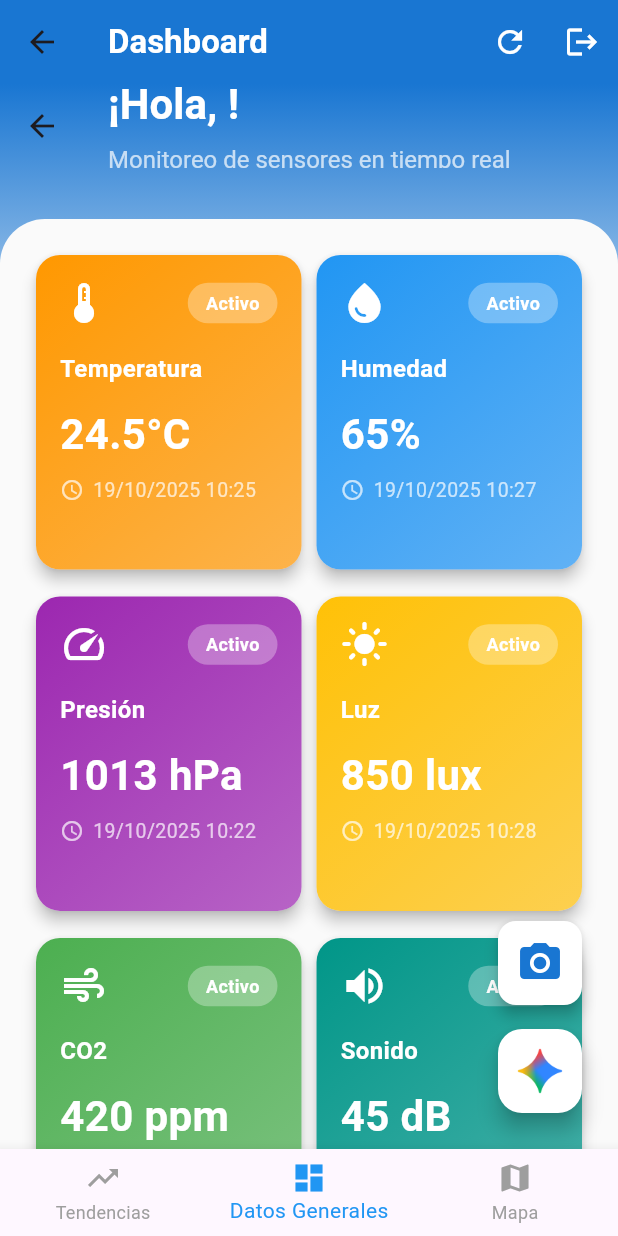
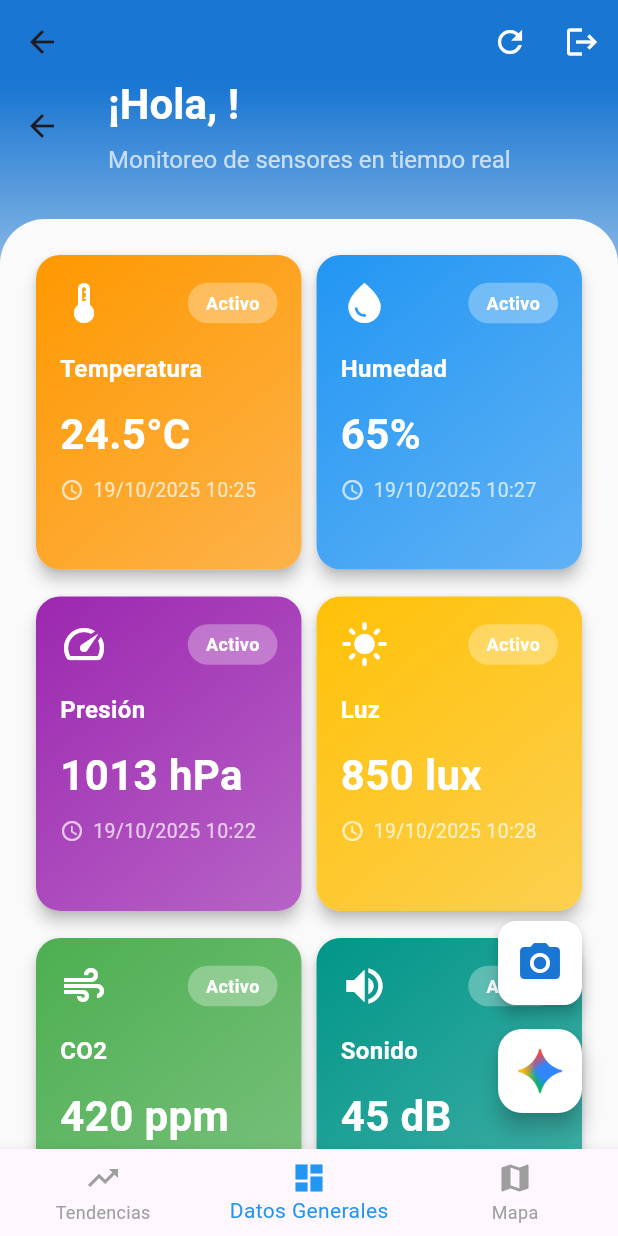
Before and after one commit to KevinMontalvo27/greenhouseapp, a Flutter app: the MainScreen screen opened directly with empty values, on a phone screen of 412 x 824 dp. Run offline on Flutter 3.47's test engine with Material 3 defaults, Android fonts, the phone set to English and light mode, and no system bars.

Commit message:
Actualizar assets y comentar título en main screen

```diff
--- a/lib/presentation/screens/main_screen.dart
+++ b/lib/presentation/screens/main_screen.dart
@@ -33,7 +33,7 @@ class _MainScreenState extends State<MainScreen> {
   Widget build(BuildContext context) {
     return Scaffold(
       appBar: AppBar(
-        title: Text(
+       /* title: Text(
           _selectedIndex == 0
               ? 'Tendencias'
               : _selectedIndex == 1
@@ -43,7 +43,7 @@ class _MainScreenState extends State<MainScreen> {
             fontWeight: FontWeight.bold,
             color: Colors.white,
           ),
-        ),
+        ),*/
         backgroundColor: Colors.blue.shade700,
         elevation: 0,
         actions: [
--- a/pubspec.yaml
+++ b/pubspec.yaml
@@ -62,6 +62,7 @@ flutter:
     - assets/gemini.png
     - assets/gta6.jpg
     - assets/lock.png
+    - assets/invernadero.png
 
   # An image asset can refer to one or more resolution-specific "variants", see
   # https://flutter.dev/to/resolution-aware-images
```
